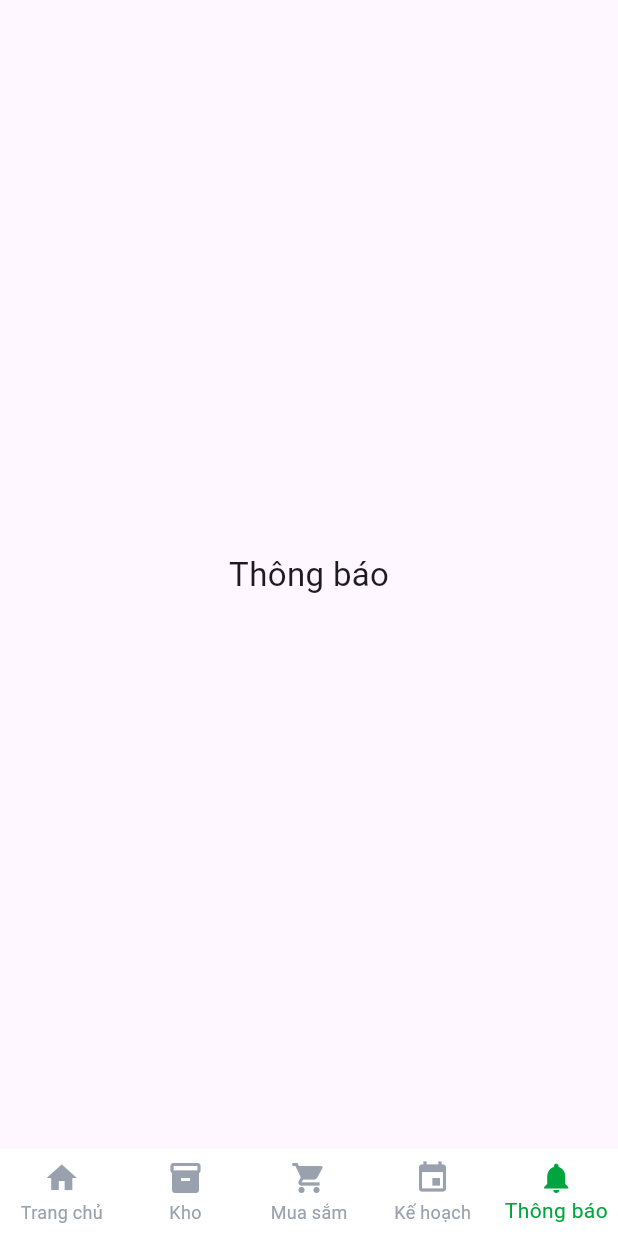
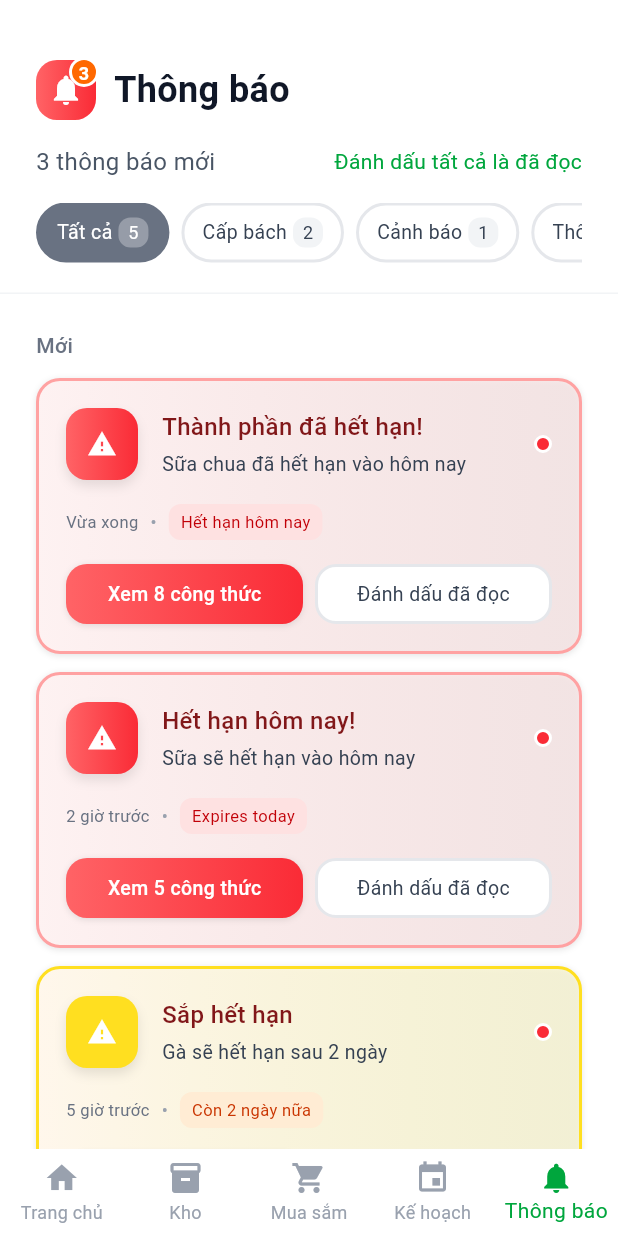
Before and after one commit to ht1012/kitchen_assistant, a Flutter app: the screen it shows after launch, item 5 of the bottom bar chosen, on a phone screen of 412 x 824 dp. Run offline on Flutter 3.47's test engine with Material 3 defaults, Android fonts, the phone set to English and light mode, and no system bars; our stand-ins replace flutter_screenutil.

Commit message:
[Add] view Notification page

```diff
--- a/lib/views/main/home_screen.dart
+++ b/lib/views/main/home_screen.dart
@@ -1,5 +1,6 @@
 import 'package:flutter/material.dart';
 import '../widgets/bottom_nav.dart';
+import '../notification/notification.dart';
 
 class Dashboard extends StatefulWidget {
   const Dashboard({super.key});
@@ -21,7 +22,7 @@ class _DashboardState extends State<Dashboard> {
           _PantryPage(),      // Kho
           _ShoppingPage(),    // Mua sắm
           _PlanPage(),        // Kế hoạch
-          _NotificationPage() // Thông báo
+          NotificationPage() // Thông báo
         ],
       ),
       bottomNavigationBar: BottomNav(
@@ -95,17 +96,6 @@ class _PlanPage extends StatelessWidget {
   Widget build(BuildContext context) {
     return const Center(
       child: Text('Kế hoạch', style: TextStyle(fontSize: 22)),
-    );
-  }
-}
-
-class _NotificationPage extends StatelessWidget {
-  const _NotificationPage();
-
-  @override
-  Widget build(BuildContext context) {
-    return const Center(
-      child: Text('Thông báo', style: TextStyle(fontSize: 22)),
     );
   }
 }
--- /dev/null
+++ b/lib/views/notification/notification.dart
@@ -0,0 +1,476 @@
+import 'package:flutter/material.dart';
+// import '../widgets/bottom_nav.dart';
+
+class NotificationPage extends StatelessWidget {
+  const NotificationPage({super.key});
+
+  @override
+  Widget build(BuildContext context) {
+    return Scaffold(
+      backgroundColor: Colors.white,
+      body: Column(
+        children: [
+          // Header
+          _buildHeader(),
+          // Content
+          Expanded(
+            child: SingleChildScrollView(
+              padding: const EdgeInsets.all(24),
+              child: Column(
+                crossAxisAlignment: CrossAxisAlignment.start,
+                children: [
+                  _buildSectionTitle('Mới'),
+                  const SizedBox(height: 12),
+                  _buildExpiredNotification(),
+                  const SizedBox(height: 12),
+                  _buildExpiringTodayNotification(),
+                  const SizedBox(height: 12),
+                  _buildExpiringInTwoDaysNotification(),
+                  const SizedBox(height: 24),
+                  _buildSectionTitle('Trước đó'),
+                  const SizedBox(height: 12),
+                  _buildPreviousNotification(),
+                  const SizedBox(height: 12),
+                  _buildLowStockNotification(),
+                ],
+              ),
+            ),
+          ),
+        ],
+      ),
+    );
+  }
+
+  Widget _buildHeader() {
+    return Container(
+      width: double.infinity,
+      padding: const EdgeInsets.fromLTRB(24, 40, 24, 20),
+      decoration: const BoxDecoration(
+        color: Colors.white,
+        border: Border(bottom: BorderSide(color: Color(0xFFF2F4F6))),
+      ),
+      child: Column(
+        children: [
+          Row(
+            children: [
+              Container(
+                width: 40,
+                height: 40,
+                decoration: BoxDecoration(
+                  gradient: const LinearGradient(
+                    colors: [Color(0xFFFF6366), Color(0xFFFA2B36)],
+                  ),
+                  borderRadius: BorderRadius.circular(14),
+                ),
+                child: Stack(
+                  children: [
+                    const Positioned(
+                      left: 8,
+                      top: 8,
+                      child: Icon(Icons.notifications, size: 24, color: Colors.white),
+                    ),
+                    Positioned(
+                      right: -2,
+                      top: -2,
+                      child: Container(
+                        width: 20,
+                        height: 20,
+                        decoration: BoxDecoration(
+                          color: const Color(0xFFFF6800),
+                          borderRadius: BorderRadius.circular(10),
+                          border: Border.all(color: Colors.white, width: 2),
+                        ),
+                        child: const Center(
+                          child: Text(
+                            '3',
+                            style: TextStyle(
+                              color: Colors.white,
+                              fontSize: 12,
+                              fontWeight: FontWeight.bold,
+                            ),
+                          ),
+                        ),
+                      ),
+                    ),
+                  ],
+                ),
+              ),
+              const SizedBox(width: 12),
+              const Text(
+                'Thông báo',
+                style: TextStyle(
+                  fontSize: 24,
+                  fontWeight: FontWeight.w600,
+                  color: Color(0xFF101727),
+                ),
+              ),
+            ],
+          ),
+          const SizedBox(height: 16),
+          Row(
+            mainAxisAlignment: MainAxisAlignment.spaceBetween,
+            children: [
+              const Text(
+                '3 thông báo mới',
+                style: TextStyle(
+                  fontSize: 16,
+                  color: Color(0xFF495565),
+                ),
+              ),
+              GestureDetector(
+                onTap: () {
+                  // Đánh dấu tất cả đã đọc
+                },
+                child: const Text(
+                  'Đánh dấu tất cả là đã đọc',
+                  style: TextStyle(
+                    fontSize: 14,
+                    color: Color(0xFF00A63D),
+                  ),
+                ),
+              ),
+            ],
+          ),
+          const SizedBox(height: 16),
+          _buildFilterTabs(),
+        ],
+      ),
+    );
+  }
+
+  Widget _buildFilterTabs() {
+    return SingleChildScrollView(
+      scrollDirection: Axis.horizontal,
+      child: Row(
+        children: [
+          _buildFilterTab('Tất cả', true, '5'),
+          const SizedBox(width: 8),
+          _buildFilterTab('Cấp bách', false, '2'),
+          const SizedBox(width: 8),
+          _buildFilterTab('Cảnh báo', false, '1'),
+          const SizedBox(width: 8),
+          _buildFilterTab('Thông tin', false, '2'),
+        ],
+      ),
+    );
+  }
+
+  Widget _buildFilterTab(String title, bool isSelected, String count) {
+    return Container(
+      padding: const EdgeInsets.symmetric(horizontal: 12, vertical: 8),
+      decoration: BoxDecoration(
+        color: isSelected ? const Color(0xFF697282) : Colors.white,
+        borderRadius: BorderRadius.circular(20),
+        border: Border.all(
+          color: isSelected ? const Color(0xFF697282) : const Color(0xFFE5E7EB),
+          width: 2,
+        ),
+      ),
+      child: Row(
+        children: [
+          Text(
+            title,
+            style: TextStyle(
+              color: isSelected ? Colors.white : const Color(0xFF354152),
+              fontSize: 13,
+            ),
+          ),
+          const SizedBox(width: 4),
+          Container(
+            width: 20,
+            height: 20,
+            decoration: BoxDecoration(
+              color: isSelected ? Colors.white.withValues(alpha: 0.3) : const Color(0xFFF2F4F6),
+              borderRadius: BorderRadius.circular(8),
+            ),
+            child: Center(
+              child: Text(
+                count,
+                style: TextStyle(
+                  color: isSelected ? Colors.white : const Color(0xFF354152),
+                  fontSize: 12,
+                ),
+              ),
+            ),
+          ),
+        ],
+      ),
+    );
+  }
+
+  Widget _buildSectionTitle(String title) {
+    return Text(
+      title,
+      style: const TextStyle(
+        fontSize: 14,
+        color: Color(0xFF697282),
+        fontWeight: FontWeight.w500,
+      ),
+    );
+  }
+
+  Widget _buildExpiredNotification() {
+    return _buildNotificationCard(
+      iconColor: const LinearGradient(colors: [Color(0xFFFF6366), Color(0xFFFA2B36)]),
+      title: 'Thành phần đã hết hạn!',
+      subtitle: 'Sữa chua đã hết hạn vào hôm nay',
+      time: 'Vừa xong',
+      badgeText: 'Hết hạn hôm nay',
+      badgeColor: const Color(0xFFFEE1E1),
+      badgeTextColor: const Color(0xFFC10007),
+      primaryButtonText: 'Xem 8 công thức',
+      primaryButtonColor: const LinearGradient(colors: [Color(0xFFFF6366), Color(0xFFFA2B36)]),
+      backgroundColor: const LinearGradient(colors: [Color(0xFFFEF2F2), Color(0x7FFEE1E1)]),
+      borderColor: const Color(0xFFFFA2A2),
+      isNew: true,
+    );
+  }
+
+  Widget _buildExpiringTodayNotification() {
+    return _buildNotificationCard(
+      iconColor: const LinearGradient(colors: [Color(0xFFFF6366), Color(0xFFFA2B36)]),
+      title: 'Hết hạn hôm nay!',
+      subtitle: 'Sữa sẽ hết hạn vào hôm nay',
+      time: '2 giờ trước',
+      badgeText: 'Expires today',
+      badgeColor: const Color(0xFFFEE1E1),
+      badgeTextColor: const Color(0xFFC10007),
+      primaryButtonText: 'Xem 5 công thức',
+      primaryButtonColor: const LinearGradient(colors: [Color(0xFFFF6366), Color(0xFFFA2B36)]),
+      backgroundColor: const LinearGradient(colors: [Color(0xFFFEF2F2), Color(0x7FFEE1E1)]),
+      borderColor: const Color(0xFFFFA1A2),
+      isNew: true,
+    );
+  }
+
+  Widget _buildExpiringInTwoDaysNotification() {
+    return _buildNotificationCard(
+      iconColor: const LinearGradient(colors: [Color(0xFFFFDF20), Color(0xFFFFDF20)]),
+      title: 'Sắp hết hạn',
+      subtitle: 'Gà sẽ hết hạn sau 2 ngày',
+      time: '5 giờ trước',
+      badgeText: 'Còn 2 ngày nữa',
+      badgeColor: const Color(0xFFFFECD4),
+      badgeTextColor: const Color(0xFFC93400),
+      primaryButtonText: 'Xem 8 công thức',
+      primaryButtonColor: const LinearGradient(colors: [Color(0xFFFFDF20), Color(0xFFFFDF20)]),
+      primaryButtonTextColor: const Color(0xFFFF8904),
+      backgroundColor: const LinearGradient(colors: [Color(0xFFFFF7EC), Color(0x7FFEF9C2)]),
+      borderColor: const Color(0xFFFFDF20),
+      isNew: true,
+    );
+  }
+
+  Widget _buildPreviousNotification() {
+    return _buildNotificationCard(
+      iconColor: const LinearGradient(colors: [Color(0xFFFFDF20), Color(0xFFFFDF20)]),
+      title: 'Hết hạn hôm nay!',
+      subtitle: 'Sữa sẽ hết hạn vào hôm nay',
+      time: '2 giờ trước',
+      badgeText: 'Còn 3 ngày nữa',
+      badgeColor: const Color(0xFFFFECD4),
+      badgeTextColor: const Color(0xFFC93400),
+      primaryButtonText: 'Xem 5 công thức',
+      primaryButtonColor: const LinearGradient(colors: [Color(0xFFFFDF20), Color(0xFFFFDF20)]),
+      primaryButtonTextColor: const Color(0xFFFF8904),
+      backgroundColor: null,
+      borderColor: const Color(0xFFE5E7EB),
+      isNew: false,
+    );
+  }
+
+  Widget _buildLowStockNotification() {
+    return _buildNotificationCard(
+      iconColor: const LinearGradient(colors: [Color(0xFF50A2FF), Color(0xFF2B7FFF)]),
+      title: 'Sắp hết',
+      subtitle: 'Chỉ còn 2 quả trứng trong kho',
+      time: '1 ngày trước',
+      badgeText: null,
+      primaryButtonText: 'Xem 5 công thức',
+      primaryButtonColor: const LinearGradient(colors: [Color(0xFF50A2FF), Color(0xFF2B7FFF)]),
+      backgroundColor: null,
+      borderColor: const Color(0xFFE5E7EB),
+      isNew: false,
+    );
+  }
+
+  Widget _buildNotificationCard({
+    required LinearGradient iconColor,
+    required String title,
+    required String subtitle,
+    required String time,
+    String? badgeText,
+    Color? badgeColor,
+    Color? badgeTextColor,
+    required String primaryButtonText,
+    required LinearGradient primaryButtonColor,
+    Color? primaryButtonTextColor,
+    LinearGradient? backgroundColor,
+    required Color borderColor,
+    required bool isNew,
+  }) {
+    return Container(
+      width: double.infinity,
+      padding: const EdgeInsets.all(18),
+      decoration: BoxDecoration(
+        gradient: backgroundColor,
+        color: backgroundColor == null ? Colors.white : null,
+        borderRadius: BorderRadius.circular(16),
+        border: Border.all(color: borderColor, width: 2),
+        boxShadow: const [
+          BoxShadow(
+            color: Color(0x19000000),
+            blurRadius: 3,
+            offset: Offset(0, 1),
+          ),
+        ],
+      ),
+      child: Column(
+        children: [
+          Row(
+            children: [
+              Container(
+                width: 48,
+                height: 48,
+                decoration: BoxDecoration(
+                  gradient: iconColor,
+                  borderRadius: BorderRadius.circular(14),
+                  boxShadow: const [
+                    BoxShadow(
+                      color: Color(0x19000000),
+                      blurRadius: 6,
+                      offset: Offset(0, 4),
+                    ),
+                  ],
+                ),
+                child: const Icon(Icons.warning, color: Colors.white, size: 20),
+              ),
+              const SizedBox(width: 16),
+              Expanded(
+                child: Column(
+                  crossAxisAlignment: CrossAxisAlignment.start,
+                  children: [
+                    Text(
+                      title,
+                      style: TextStyle(
+                        fontSize: 16,
+                        fontWeight: FontWeight.w500,
+                        color: backgroundColor != null ? const Color(0xFF811719) : const Color(0xFF7E2A0B),
+                      ),
+                    ),
+                    const SizedBox(height: 4),
+                    Text(
+                      subtitle,
+                      style: const TextStyle(
+                        fontSize: 13,
+                        color: Color(0xFF354152),
+                      ),
+                    ),
+                  ],
+                ),
+              ),
+              if (isNew)
+                Container(
+                  width: 12,
+                  height: 12,
+                  decoration: BoxDecoration(
+                    color: const Color(0xFFFA2B36),
+                    shape: BoxShape.circle,
+                    border: Border.all(color: Colors.white, width: 2),
+                  ),
+                ),
+            ],
+          ),
+          const SizedBox(height: 16),
+          Row(
+            children: [
+              Text(
+                time,
+                style: const TextStyle(
+                  fontSize: 11,
+                  color: Color(0xFF697282),
+                ),
+              ),
+              if (badgeText != null) ...[
+                const SizedBox(width: 8),
+                const Text(
+                  '•',
+                  style: TextStyle(
+                    fontSize: 12,
+                    color: Color(0xFF99A1AE),
+                  ),
+                ),
+                const SizedBox(width: 8),
+                Container(
+                  padding: const EdgeInsets.symmetric(horizontal: 8, vertical: 4),
+                  decoration: BoxDecoration(
+                    color: badgeColor,
+                    borderRadius: BorderRadius.circular(8),
+                  ),
+                  child: Text(
+                    badgeText,
+                    style: TextStyle(
+                      fontSize: 11,
+                      color: badgeTextColor,
+                    ),
+                  ),
+                ),
+              ],
+            ],
+          ),
+          const SizedBox(height: 16),
+          Row(
+            children: [
+              Expanded(
+                child: Container(
+                  height: 40,
+                  decoration: BoxDecoration(
+                    gradient: primaryButtonColor,
+                    borderRadius: BorderRadius.circular(14),
+                    boxShadow: const [
+                      BoxShadow(
+                        color: Color(0x19000000),
+                        blurRadius: 3,
+                        offset: Offset(0, 1),
+                      ),
+                    ],
+                  ),
+                  child: Center(
+                    child: Text(
+                      primaryButtonText,
+                      style: TextStyle(
+                        fontSize: 13,
+                        color: primaryButtonTextColor ?? Colors.white,
+                        fontWeight: FontWeight.w500,
+                      ),
+                    ),
+                  ),
+                ),
+              ),
+              const SizedBox(width: 8),
+              Expanded(
+                child: Container(
+                  height: 40,
+                  decoration: BoxDecoration(
+                    color: Colors.white,
+                    borderRadius: BorderRadius.circular(14),
+                    border: Border.all(color: const Color(0xFFE5E7EB), width: 2),
+                  ),
+                  child: const Center(
+                    child: Text(
+                      'Đánh dấu đã đọc',
+                      style: TextStyle(
+                        fontSize: 13,
+                        color: Color(0xFF354152),
+                      ),
+                    ),
+                  ),
+                ),
+              ),
+            ],
+          ),
+        ],
+      ),
+    );
+  }
+}
```
